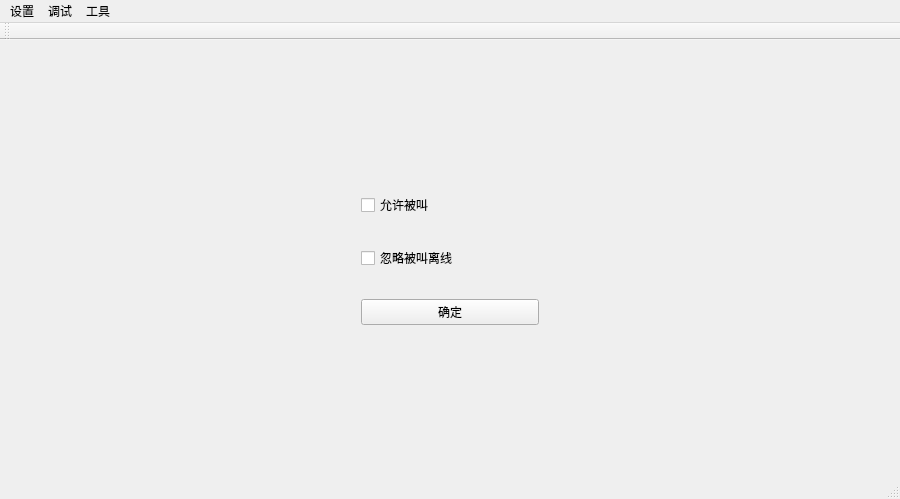
Old version of the form robot_gui/mainwindow.ui in the repository CastielLiu/robotGui.
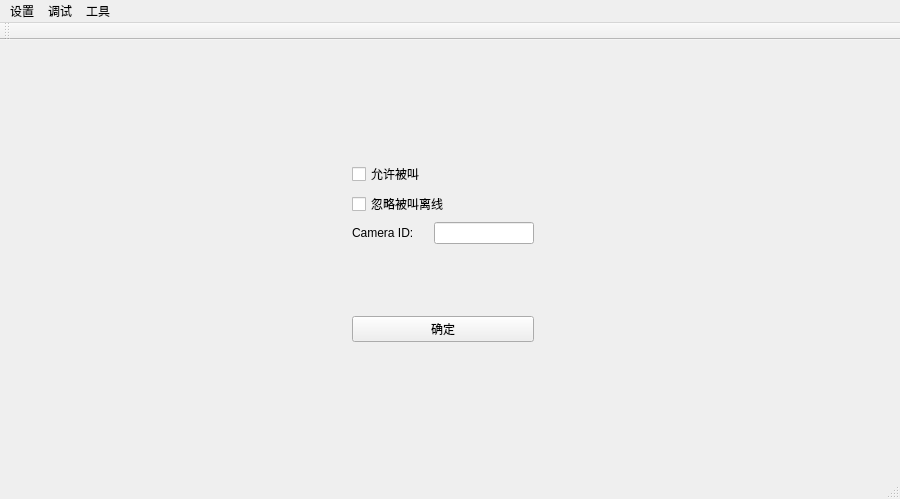
New version of the form. The open tabs and pages were chosen to show the change. Custom widgets are drawn as their Qt base class.

```diff
--- a/robot_gui/mainwindow.ui
+++ b/robot_gui/mainwindow.ui
@@ -382,46 +382,22 @@
        </layout>
       </widget>
       <widget class="QWidget" name="page_2">
-       <layout class="QHBoxLayout" name="horizontalLayout_9">
-        <item>
-         <layout class="QVBoxLayout" name="verticalLayout_5">
-          <item>
-           <spacer name="verticalSpacer_3">
-            <property name="orientation">
-             <enum>Qt::Vertical</enum>
-            </property>
-            <property name="sizeHint" stdset="0">
-             <size>
-              <width>20</width>
-              <height>40</height>
-             </size>
-            </property>
-           </spacer>
-          </item>
-          <item>
-           <layout class="QHBoxLayout" name="horizontalLayout_8">
-            <item>
-             <spacer name="horizontalSpacer_2">
-              <property name="orientation">
-               <enum>Qt::Horizontal</enum>
-              </property>
-              <property name="sizeHint" stdset="0">
-               <size>
-                <width>40</width>
-                <height>20</height>
-               </size>
-              </property>
-             </spacer>
-            </item>
-            <item>
              <widget class="QWidget" name="widget_2" native="true">
+        <property name="geometry">
+         <rect>
+          <x>330</x>
+          <y>100</y>
+          <width>204</width>
+          <height>202</height>
+         </rect>
+        </property>
               <property name="minimumSize">
                <size>
                 <width>200</width>
                 <height>200</height>
                </size>
               </property>
-              <layout class="QVBoxLayout" name="verticalLayout_6">
+        <layout class="QVBoxLayout" name="verticalLayout_5">
                <item>
                 <widget class="QCheckBox" name="checkBox_canCalled">
                  <property name="text">
@@ -436,6 +412,46 @@
                  </property>
                 </widget>
                </item>
+         <item>
+          <layout class="QHBoxLayout" name="horizontalLayout_8">
+           <item>
+            <widget class="QLabel" name="label_2">
+             <property name="maximumSize">
+              <size>
+               <width>16777215</width>
+               <height>16777215</height>
+              </size>
+             </property>
+             <property name="text">
+              <string>Camera ID: </string>
+             </property>
+            </widget>
+           </item>
+           <item>
+            <widget class="QLineEdit" name="lineEdit_cameraId">
+             <property name="maximumSize">
+              <size>
+               <width>100</width>
+               <height>16777215</height>
+              </size>
+             </property>
+            </widget>
+           </item>
+          </layout>
+         </item>
+         <item>
+          <spacer name="verticalSpacer_7">
+           <property name="orientation">
+            <enum>Qt::Vertical</enum>
+           </property>
+           <property name="sizeHint" stdset="0">
+            <size>
+             <width>20</width>
+             <height>41</height>
+            </size>
+           </property>
+          </spacer>
+         </item>
                <item>
                 <widget class="QPushButton" name="pushButton_debugPageOk">
                  <property name="text">
@@ -445,38 +461,6 @@
                </item>
               </layout>
              </widget>
-            </item>
-            <item>
-             <spacer name="horizontalSpacer">
-              <property name="orientation">
-               <enum>Qt::Horizontal</enum>
-              </property>
-              <property name="sizeHint" stdset="0">
-               <size>
-                <width>40</width>
-                <height>20</height>
-               </size>
-              </property>
-             </spacer>
-            </item>
-           </layout>
-          </item>
-          <item>
-           <spacer name="verticalSpacer_4">
-            <property name="orientation">
-             <enum>Qt::Vertical</enum>
-            </property>
-            <property name="sizeHint" stdset="0">
-             <size>
-              <width>20</width>
-              <height>40</height>
-             </size>
-            </property>
-           </spacer>
-          </item>
-         </layout>
-        </item>
-       </layout>
       </widget>
       <widget class="QWidget" name="page_3">
        <layout class="QHBoxLayout" name="horizontalLayout_11">
```
Lines whose indentation alone changed are shown as unchanged.
